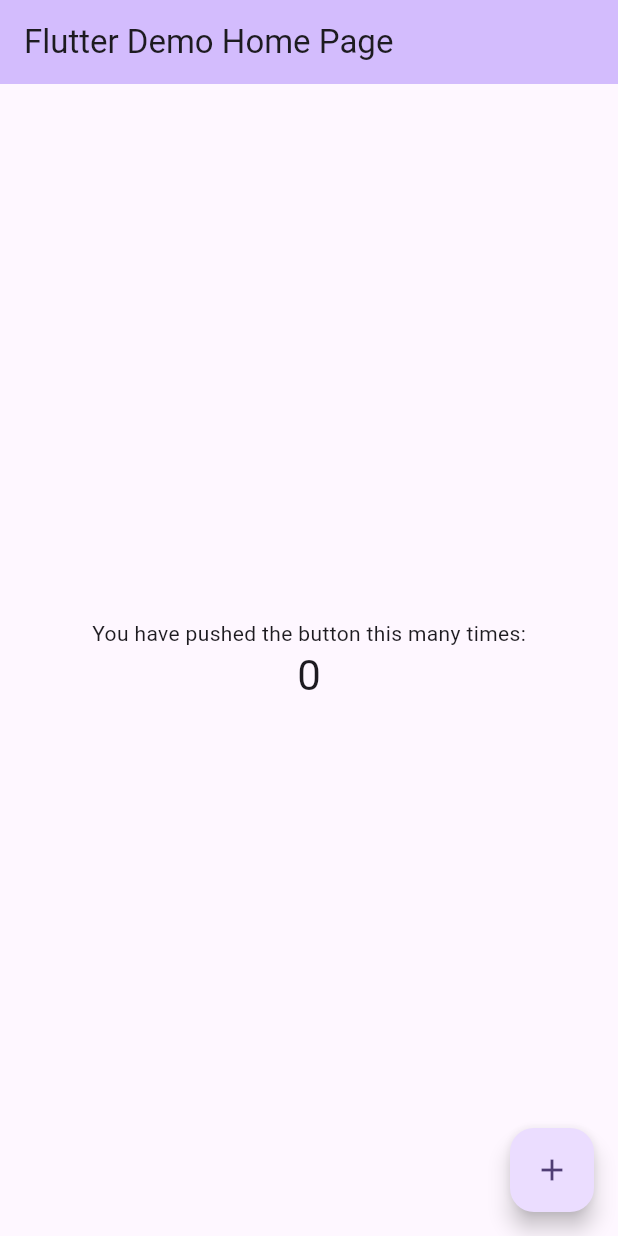
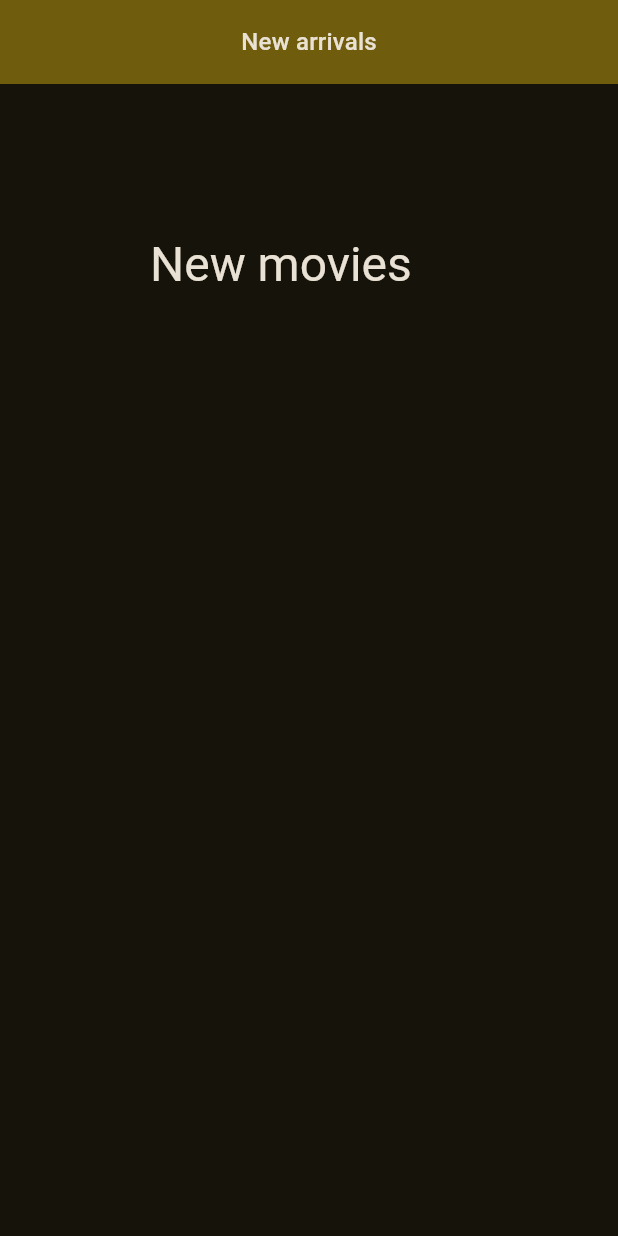
Before and after one commit to phymod0/FireStreamer, a Flutter app: the screen it shows after launch, on a phone screen of 412 x 824 dp. Run offline on Flutter 3.47's test engine with Material 3 defaults, Android fonts, the phone set to English and light mode, and no system bars.

Commit message:
Half-baked flutter bootstrap

```diff
--- /dev/null
+++ b/rust/fire-streamer/firehub/lib/constants.dart
@@ -0,0 +1,4 @@
+class PageTitles {
+  static const String primaryPageTitle = 'New arrivals';
+  static const String moviesPageTitle = 'Movies';
+}
--- a/rust/fire-streamer/firehub/lib/main.dart
+++ b/rust/fire-streamer/firehub/lib/main.dart
@@ -1,125 +1,125 @@
 import 'package:flutter/material.dart';
+import 'constants.dart';
 
 void main() {
-  runApp(const MyApp());
+  runApp(const FireHubApp());
 }
 
-class MyApp extends StatelessWidget {
-  const MyApp({super.key});
+class FireHubApp extends StatelessWidget {
+  const FireHubApp({super.key});
 
-  // This widget is the root of your application.
   @override
   Widget build(BuildContext context) {
     return MaterialApp(
-      title: 'Flutter Demo',
+      title: 'FireHub',
       theme: ThemeData(
-        // This is the theme of your application.
-        //
-        // TRY THIS: Try running your application with "flutter run". You'll see
-        // the application has a purple toolbar. Then, without quitting the app,
-        // try changing the seedColor in the colorScheme below to Colors.green
-        // and then invoke "hot reload" (save your changes or press the "hot
-        // reload" button in a Flutter-supported IDE, or press "r" if you used
-        // the command line to start the app).
-        //
-        // Notice that the counter didn't reset back to zero; the application
-        // state is not lost during the reload. To reset the state, use hot
-        // restart instead.
-        //
-        // This works for code too, not just values: Most code changes can be
-        // tested with just a hot reload.
-        colorScheme: ColorScheme.fromSeed(seedColor: Colors.deepPurple),
+        colorScheme: ColorScheme.fromSeed(
+          seedColor: const Color(0xFFBF9F00),
+          brightness: Brightness.dark,
+        ),
         useMaterial3: true,
       ),
-      home: const MyHomePage(title: 'Flutter Demo Home Page'),
+      routes: <String, WidgetBuilder>{
+        '/': (ctx) => const PrimaryPage(),
+        '/movies': (ctx) => const MoviesPage(),
+      },
     );
   }
 }
 
-class MyHomePage extends StatefulWidget {
-  const MyHomePage({super.key, required this.title});
+class PrimaryPage extends StatefulWidget {
+  const PrimaryPage({super.key});
 
-  // This widget is the home page of your application. It is stateful, meaning
-  // that it has a State object (defined below) that contains fields that affect
-  // how it looks.
+  @override
+  _PrimaryPageState createState() => _PrimaryPageState();
+}
 
-  // This class is the configuration for the state. It holds the values (in this
-  // case the title) provided by the parent (in this case the App widget) and
-  // used by the build method of the State. Fields in a Widget subclass are
-  // always marked "final".
+class _PrimaryPageState extends State<PrimaryPage> {
+  @override
+  Widget build(BuildContext context) {
+    return Scaffold(
+      appBar: AppBar(
+        backgroundColor: Theme.of(context).colorScheme.inversePrimary,
+        title: const PageTopBarTitle(title: PageTitles.primaryPageTitle),
+        centerTitle: true,
+      ),
+      body: Center(
+        child: Column(
+          children: <Widget>[
+            Padding(
+              padding: EdgeInsets.all(100),
+              child: Align(
+                alignment: Alignment.topLeft,
+                child: Text(
+                  'New movies',
+                  style: Theme.of(context).textTheme.headlineLarge,
+                ),
+              ),
+            )
+          ],
+        ),
+      ),
+    );
+  }
+}
+
+class MoviesPage extends StatefulWidget {
+  const MoviesPage({super.key});
+
+  @override
+  _MoviesPageState createState() => _MoviesPageState();
+}
+
+class _MoviesPageState extends State<MoviesPage> {
+  void _navigateBackToHome(BuildContext context) {
+    ScaffoldMessenger.of(context)
+        .showSnackBar(SnackBar(content: Text('No movies available yet')));
+    Navigator.pushNamed(context, '/');
+  }
+
+  @override
+  Widget build(BuildContext context) {
+    return Scaffold(
+      appBar: AppBar(
+        backgroundColor: Theme.of(context).colorScheme.inversePrimary,
+        title: const PageTopBarTitle(title: PageTitles.moviesPageTitle),
+        centerTitle: true,
+      ),
+      body: Center(
+        child: Column(
+          children: <Widget>[
+            Padding(
+              padding: EdgeInsets.all(100),
+              child: Align(
+                alignment: Alignment.topLeft,
+                child: Text(
+                  'Search:',
+                  style: Theme.of(context).textTheme.headlineLarge,
+                ),
+              ),
+            )
+          ],
+        ),
+      ),
+      floatingActionButton: FloatingActionButton(
+        onPressed: () => {_navigateBackToHome(context)},
+        tooltip: 'Increment',
+        child: const Icon(Icons.add),
+      ),
+    );
+  }
+}
+
+class PageTopBarTitle extends StatelessWidget {
+  const PageTopBarTitle({super.key, required this.title});
 
   final String title;
 
   @override
-  State<MyHomePage> createState() => _MyHomePageState();
-}
-
-class _MyHomePageState extends State<MyHomePage> {
-  int _counter = 0;
-
-  void _incrementCounter() {
-    setState(() {
-      // This call to setState tells the Flutter framework that something has
-      // changed in this State, which causes it to rerun the build method below
-      // so that the display can reflect the updated values. If we changed
-      // _counter without calling setState(), then the build method would not be
-      // called again, and so nothing would appear to happen.
-      _counter++;
-    });
-  }
-
-  @override
   Widget build(BuildContext context) {
-    // This method is rerun every time setState is called, for instance as done
-    // by the _incrementCounter method above.
-    //
-    // The Flutter framework has been optimized to make rerunning build methods
-    // fast, so that you can just rebuild anything that needs updating rather
-    // than having to individually change instances of widgets.
-    return Scaffold(
-      appBar: AppBar(
-        // TRY THIS: Try changing the color here to a specific color (to
-        // Colors.amber, perhaps?) and trigger a hot reload to see the AppBar
-        // change color while the other colors stay the same.
-        backgroundColor: Theme.of(context).colorScheme.inversePrimary,
-        // Here we take the value from the MyHomePage object that was created by
-        // the App.build method, and use it to set our appbar title.
-        title: Text(widget.title),
-      ),
-      body: Center(
-        // Center is a layout widget. It takes a single child and positions it
-        // in the middle of the parent.
-        child: Column(
-          // Column is also a layout widget. It takes a list of children and
-          // arranges them vertically. By default, it sizes itself to fit its
-          // children horizontally, and tries to be as tall as its parent.
-          //
-          // Column has various properties to control how it sizes itself and
-          // how it positions its children. Here we use mainAxisAlignment to
-          // center the children vertically; the main axis here is the vertical
-          // axis because Columns are vertical (the cross axis would be
-          // horizontal).
-          //
-          // TRY THIS: Invoke "debug painting" (choose the "Toggle Debug Paint"
-          // action in the IDE, or press "p" in the console), to see the
-          // wireframe for each widget.
-          mainAxisAlignment: MainAxisAlignment.center,
-          children: <Widget>[
-            const Text(
-              'You have pushed the button this many times:',
-            ),
-            Text(
-              '$_counter',
-              style: Theme.of(context).textTheme.headlineMedium,
-            ),
-          ],
-        ),
-      ),
-      floatingActionButton: FloatingActionButton(
-        onPressed: _incrementCounter,
-        tooltip: 'Increment',
-        child: const Icon(Icons.add),
-      ), // This trailing comma makes auto-formatting nicer for build methods.
+    return Text(
+      title,
+      style: Theme.of(context).textTheme.titleMedium,
     );
   }
 }
```
Also changed, not shown: 1 other file.
